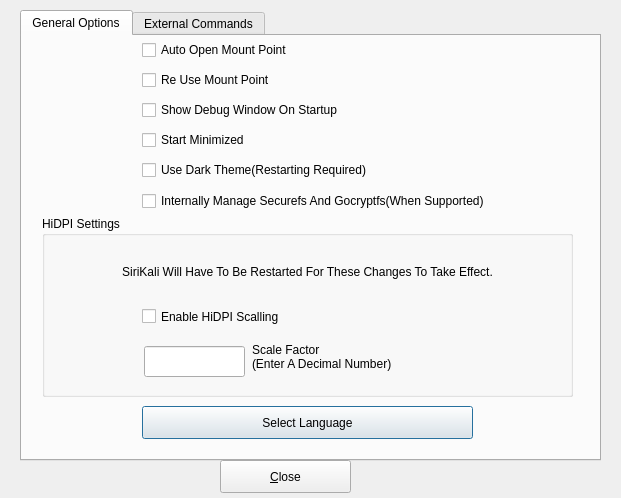
First picture: the form in src/configoptions.ui, repository mhogomchungu/sirikali, before the edit.
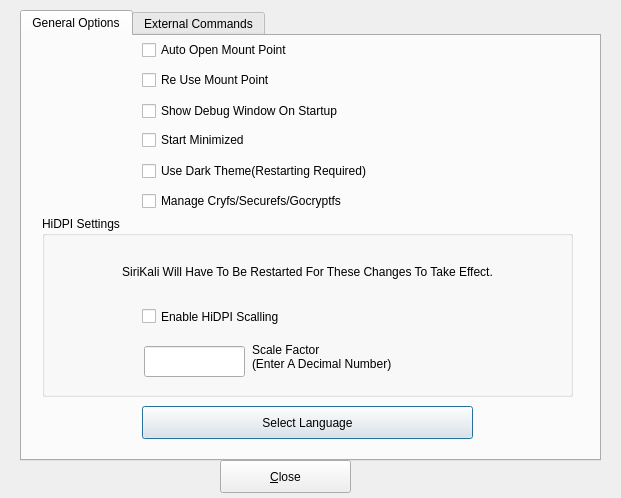
Second picture: the form after the edit.

Commit message: improve text that explains what backend can be internally managed

What changed in the file:
```diff
--- a/src/configoptions.ui
+++ b/src/configoptions.ui
@@ -122,7 +122,7 @@
       <rect>
        <x>120</x>
        <y>0</y>
-       <width>191</width>
+       <width>431</width>
        <height>28</height>
       </rect>
      </property>
@@ -141,7 +141,7 @@
       <rect>
        <x>120</x>
        <y>30</y>
-       <width>166</width>
+       <width>431</width>
        <height>28</height>
       </rect>
      </property>
@@ -160,8 +160,8 @@
       <rect>
        <x>120</x>
        <y>60</y>
-       <width>436</width>
-       <height>28</height>
+       <width>431</width>
+       <height>31</height>
       </rect>
      </property>
      <layout class="QHBoxLayout" name="horizontalLayout_3">
@@ -179,7 +179,7 @@
       <rect>
        <x>120</x>
        <y>90</y>
-       <width>141</width>
+       <width>431</width>
        <height>28</height>
       </rect>
      </property>
@@ -198,8 +198,8 @@
       <rect>
        <x>120</x>
        <y>120</y>
-       <width>288</width>
-       <height>28</height>
+       <width>431</width>
+       <height>31</height>
       </rect>
      </property>
      <layout class="QHBoxLayout" name="horizontalLayout_5">
@@ -217,7 +217,7 @@
       <rect>
        <x>120</x>
        <y>150</y>
-       <width>451</width>
+       <width>431</width>
        <height>31</height>
       </rect>
      </property>
@@ -225,7 +225,7 @@
       <item>
        <widget class="QCheckBox" name="cbInternallyManageBackEnds">
         <property name="text">
-         <string>Internally Manage Securefs And Gocryptfs(When Supported)</string>
+         <string>Manage Cryfs/Securefs/Gocryptfs</string>
         </property>
        </widget>
       </item>
```
The commit also changes 2 other files.
